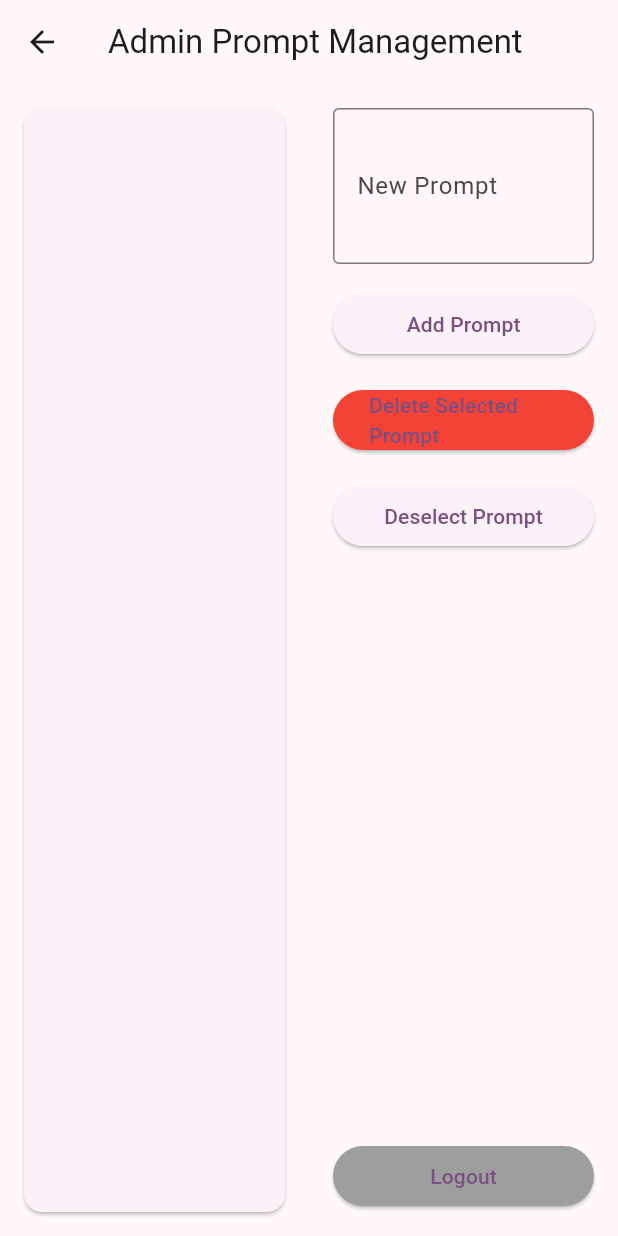
After one commit to ZachariahHansen/CloudProject, a Flutter app: the AdminPromptManagementPage screen opened directly, after a tap on "Add Prompt", on a phone screen of 412 x 824 dp. The commit adds this screen. Run offline on Flutter 3.47's test engine with Material 3 defaults, Android fonts, the light colour scheme and no system bars; our stand-ins replace flutter_secure_storage; missing offline and left inert: dart:html; accounts and stored records are empty; network calls fail.

Commit message:
created admin screen for crud prompts. changed login in flutter for seeing if user is admin

```diff
--- /dev/null
+++ b/frontend/cloud_project/lib/features/screens/admin/adminScreen.dart
@@ -0,0 +1,171 @@
+import 'package:flutter/material.dart';
+import 'package:http/http.dart' as http;
+import 'dart:convert';
+import 'package:flutter_secure_storage/flutter_secure_storage.dart';
+
+class AdminPromptManagementPage extends StatefulWidget {
+  @override
+  _AdminPromptManagementPageState createState() => _AdminPromptManagementPageState();
+}
+
+class _AdminPromptManagementPageState extends State<AdminPromptManagementPage> {
+  List<Map<String, dynamic>> prompts = [];
+  String? selectedPromptId;
+  final TextEditingController _newPromptController = TextEditingController();
+  final storage = FlutterSecureStorage();
+
+  @override
+  void initState() {
+    super.initState();
+    fetchPrompts();
+  }
+
+  Future<void> fetchPrompts() async {
+    final token = await storage.read(key: 'jwt_token');
+    final response = await http.get(
+      Uri.parse('https://your-api-endpoint.com/admin/prompts'),
+      headers: {
+        'Authorization': 'Bearer $token',
+      },
+    );
+
+    if (response.statusCode == 200) {
+      setState(() {
+        prompts = List<Map<String, dynamic>>.from(json.decode(response.body)['prompts']);
+      });
+    } else {
+      // Handle error
+      print('Failed to fetch prompts');
+    }
+  }
+
+  Future<void> addPrompt() async {
+    if (_newPromptController.text.isEmpty) return;
+
+    final token = await storage.read(key: 'jwt_token');
+    final response = await http.post(
+      Uri.parse('https://your-api-endpoint.com/admin/prompts'),
+      headers: {
+        'Authorization': 'Bearer $token',
+        'Content-Type': 'application/json',
+      },
+      body: json.encode({'text': _newPromptController.text}),
+    );
+
+    if (response.statusCode == 201) {
+      _newPromptController.clear();
+      fetchPrompts();
+    } else {
+      // Handle error
+      print('Failed to add prompt');
+    }
+  }
+
+  Future<void> deletePrompt() async {
+    if (selectedPromptId == null) return;
+
+    final token = await storage.read(key: 'jwt_token');
+    final response = await http.delete(
+      Uri.parse('https://your-api-endpoint.com/admin/prompts/$selectedPromptId'),
+      headers: {
+        'Authorization': 'Bearer $token',
+      },
+    );
+
+    if (response.statusCode == 200) {
+      setState(() {
+        selectedPromptId = null;
+      });
+      fetchPrompts();
+    } else {
+      // Handle error
+      print('Failed to delete prompt');
+    }
+  }
+
+  void logout() async {
+    await storage.delete(key: 'jwt_token');
+    Navigator.of(context).pushReplacementNamed('/login'); // Adjust as needed
+  }
+
+  @override
+  Widget build(BuildContext context) {
+    return Scaffold(
+      appBar: AppBar(
+        title: Text('Admin Prompt Management'),
+      ),
+      body: Row(
+        children: [
+          // Left side - Prompt list
+          Expanded(
+            flex: 1,
+            child: Card(
+              margin: EdgeInsets.all(16),
+              child: ListView.builder(
+                itemCount: prompts.length,
+                itemBuilder: (context, index) {
+                  final prompt = prompts[index];
+                  return ListTile(
+                    title: Text(prompt['text']),
+                    tileColor: selectedPromptId == prompt['id'] ? Colors.blue.withOpacity(0.3) : null,
+                    onTap: () {
+                      setState(() {
+                        selectedPromptId = prompt['id'];
+                      });
+                    },
+                  );
+                },
+              ),
+            ),
+          ),
+          // Right side - Actions
+          Expanded(
+            flex: 1,
+            child: Padding(
+              padding: const EdgeInsets.all(16.0),
+              child: Column(
+                crossAxisAlignment: CrossAxisAlignment.stretch,
+                children: [
+                  TextField(
+                    controller: _newPromptController,
+                    decoration: InputDecoration(
+                      labelText: 'New Prompt',
+                      border: OutlineInputBorder(),
+                    ),
+                    maxLines: 3,
+                  ),
+                  SizedBox(height: 16),
+                  ElevatedButton(
+                    onPressed: addPrompt,
+                    child: Text('Add Prompt'),
+                  ),
+                  SizedBox(height: 16),
+                  ElevatedButton(
+                    onPressed: deletePrompt,
+                    child: Text('Delete Selected Prompt'),
+                    style: ElevatedButton.styleFrom(backgroundColor: Colors.red),
+                  ),
+                  SizedBox(height: 16),
+                  ElevatedButton(
+                    onPressed: () {
+                      setState(() {
+                        selectedPromptId = null;
+                      });
+                    },
+                    child: Text('Deselect Prompt'),
+                  ),
+                  Spacer(),
+                  ElevatedButton(
+                    onPressed: logout,
+                    child: Text('Logout'),
+                    style: ElevatedButton.styleFrom(backgroundColor: Colors.grey),
+                  ),
+                ],
+              ),
+            ),
+          ),
+        ],
+      ),
+    );
+  }
+}
```
Also changed, not shown: frontend/cloud_project/lib/features/screens/lobby/lobbyScreen.dart (+25 -8 lines), frontend/cloud_project/lib/features/screens/login/loginForm.dart (+10 -2 lines), frontend/cloud_project/lib/features/scripts/login.dart (+21 -8 lines), 2 other files.
